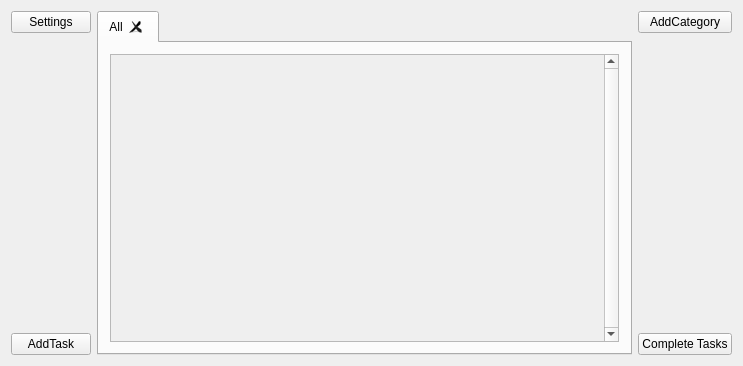
Before: the Qt Designer form taskbook.ui in SkyBlue10/Taskbook, drawn with Qt 5.
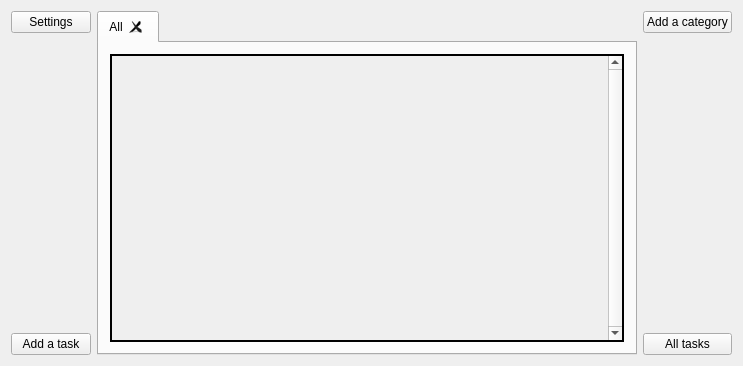
After: the same form once the commit is applied.

Patch:
```diff
--- a/taskbook.ui
+++ b/taskbook.ui
@@ -39,7 +39,7 @@
      <item>
       <widget class="QPushButton" name="qpbAddTask">
        <property name="text">
-        <string>AddTask</string>
+        <string>Add a task</string>
        </property>
       </widget>
      </item>
@@ -81,6 +81,12 @@
       <layout class="QVBoxLayout" name="verticalLayout">
        <item>
         <widget class="QScrollArea" name="qsaArea">
+         <property name="styleSheet">
+          <string notr="true">QScrollArea {
+border-style: solid;
+border-width: 2px;
+}</string>
+         </property>
          <property name="verticalScrollBarPolicy">
           <enum>Qt::ScrollBarAlwaysOn</enum>
          </property>
@@ -99,7 +105,7 @@
             <x>0</x>
             <y>0</y>
             <width>501</width>
-            <height>299</height>
+            <height>297</height>
            </rect>
           </property>
           <layout class="QVBoxLayout" name="verticalLayout_2">
@@ -141,7 +147,7 @@
      <item>
       <widget class="QPushButton" name="qpbAddCategory">
        <property name="text">
-        <string>AddCategory</string>
+        <string>Add a category</string>
        </property>
       </widget>
      </item>
@@ -161,7 +167,7 @@
      <item>
       <widget class="QPushButton" name="qpbCompleteTasks">
        <property name="text">
-        <string>Complete Tasks</string>
+        <string>All tasks</string>
        </property>
       </widget>
      </item>
```
Left out of the diff: 5 changed lines with no effect on the pictures.
